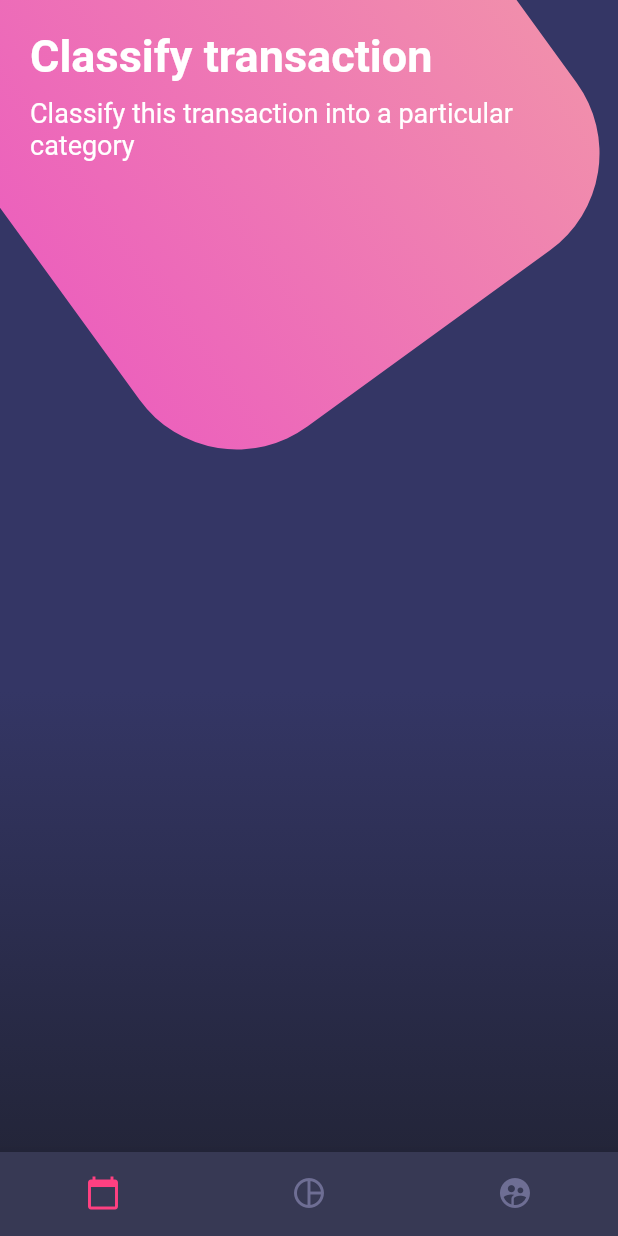
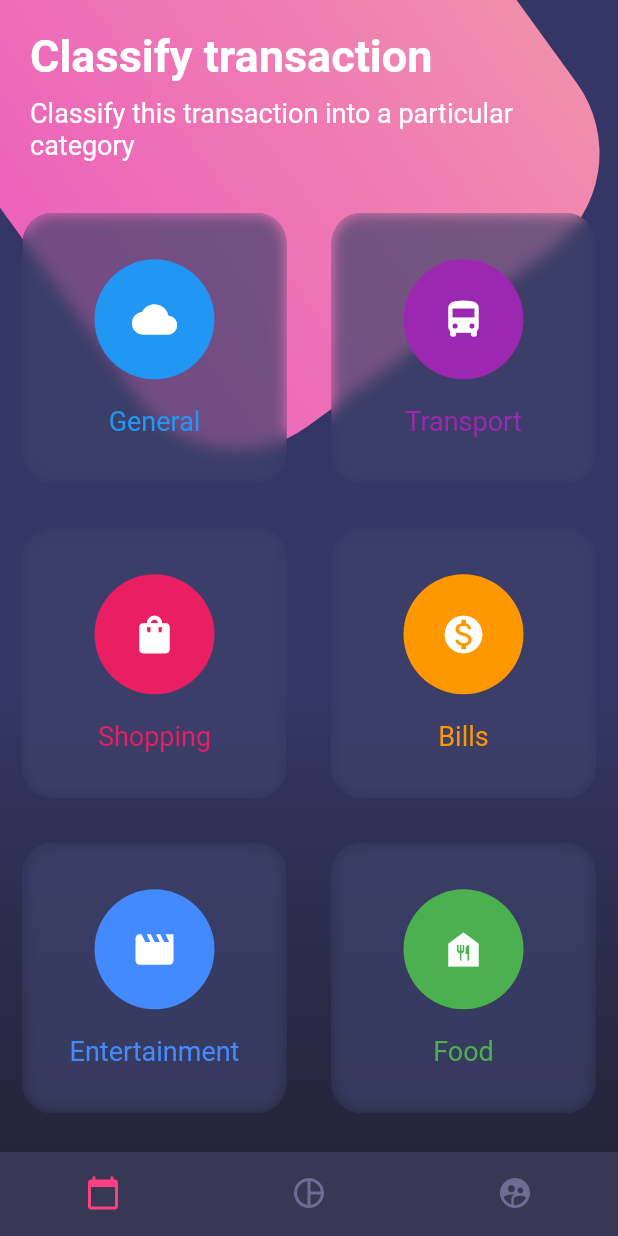
Before and after one commit to jesusemedin/flutter-desings, a Flutter app: the screen it shows after launch, on a phone screen of 412 x 824 dp. Run offline on Flutter 3.47's test engine with Material 2 defaults, Android fonts, the phone set to English and light mode, and no system bars.

Commit message:
desings ended

```diff
--- a/lib/src/pages/botones_page.dart
+++ b/lib/src/pages/botones_page.dart
@@ -1,6 +1,7 @@
+import 'package:flutter/material.dart';
 
-import 'package:flutter/material.dart';
 import 'dart:math';
+import 'dart:ui';
 
 class BotonesPage extends StatelessWidget {
 
@@ -14,33 +15,14 @@ class BotonesPage extends StatelessWidget {
           SingleChildScrollView(
             child: Column(
               children: <Widget>[
-                _titulos()
+                _titulos(),
+                _botonesRedondeados(),
               ]
             ),
           )
         ],
       ),
-      bottomNavigationBar: BottomNavigationBar(
-        showSelectedLabels: false,
-        showUnselectedLabels: false,
-        unselectedItemColor: Color.fromRGBO(110, 110, 148, 1.0),
-        fixedColor: Colors.pinkAccent,
-        backgroundColor: Color.fromRGBO(55, 57, 84, 1.0),
-        items: <BottomNavigationBarItem>[
-          BottomNavigationBarItem(
-            icon: Icon( Icons.calendar_today ),
-            label: 'Hola'
-          ),
-          BottomNavigationBarItem(
-            icon: Icon( Icons.pie_chart_outlined ),
-            label: 'Hola'
-          ),
-          BottomNavigationBarItem(
-            icon: Icon( Icons.supervised_user_circle ),
-            label: 'Hola'
-          ),
-        ],
-      ),
+      bottomNavigationBar: _bottomNavigationBar(),
     );
   }
 
@@ -108,4 +90,98 @@ class BotonesPage extends StatelessWidget {
 
   }
 
+  Widget _bottomNavigationBar(){
+    return BottomNavigationBar(
+      showSelectedLabels: false,
+      showUnselectedLabels: false,
+      unselectedItemColor: Color.fromRGBO(110, 110, 148, 1.0),
+      fixedColor: Colors.pinkAccent,
+      backgroundColor: Color.fromRGBO(55, 57, 84, 1.0),
+      items: <BottomNavigationBarItem>[
+        BottomNavigationBarItem(
+          icon: Icon( Icons.calendar_today ),
+          label: 'Calendar'
+        ),
+        BottomNavigationBarItem(
+          icon: Icon( Icons.pie_chart_outlined ),
+          label: 'Charts'
+        ),
+        BottomNavigationBarItem(
+          icon: Icon( Icons.supervised_user_circle ),
+          label: 'People'
+        ),
+      ],
+    );
+  }
+
+  Widget _botonesRedondeados(){
+
+    return Table(
+      children: <TableRow>[
+        TableRow(
+          children: [
+            _crearBotonRedondeado( color: Colors.blue, icono: Icons.cloud, texto: 'General' ),
+            _crearBotonRedondeado( color: Colors.purple, icono: Icons.directions_bus, texto: 'Transport' ),
+          ]
+        ),
+        TableRow(
+          children: [
+            _crearBotonRedondeado( color: Colors.pink, icono: Icons.shopping_bag, texto: 'Shopping' ),
+            _crearBotonRedondeado( color: Colors.orange, icono: Icons.monetization_on, texto: 'Bills' ),
+          ]
+        ),
+        TableRow(
+          children: [
+            _crearBotonRedondeado( color: Colors.blueAccent, icono: Icons.movie, texto: 'Entertainment' ),
+            _crearBotonRedondeado( color: Colors.green, icono: Icons.food_bank, texto: 'Food' ),
+          ]
+        ),
+        TableRow(
+          children: [
+            _crearBotonRedondeado( color: Colors.red, icono: Icons.photo, texto: 'Photos' ),
+            _crearBotonRedondeado( color: Colors.teal, icono: Icons.help, texto: 'Help' ),
+          ]
+        ),
+      ],
+    );
+
+  }
+
+  Widget _crearBotonRedondeado({String texto, Color color, IconData icono}){
+
+    return Container(
+      height: 180.0,
+      margin: EdgeInsets.all(15.0),
+      width: 180.0,
+      decoration: BoxDecoration(
+          color: Color.fromRGBO(62, 66, 107, 0.7),
+          borderRadius: BorderRadius.circular(20.0)),
+      child: ClipRRect(
+        borderRadius: BorderRadius.circular(20.0),
+        child: BackdropFilter(
+          filter: ImageFilter.blur(sigmaX: 5.0, sigmaY: 5.0),
+          child: Column(
+            mainAxisAlignment: MainAxisAlignment.spaceAround,
+            children: <Widget>[
+              SizedBox(
+                height: 5.0,
+              ),
+              CircleAvatar(
+                backgroundColor: color,
+                radius: 40.0,
+                child: Icon(icono, color: Colors.white, size: 30.0),
+              ),
+              Text(
+                texto,
+                style: TextStyle(color: color, fontSize: 18.0),
+              ),
+              SizedBox(
+                height: 5.0,
+              ),
+            ],
+          ),
+        ),
+      ),
+    );
+  }
 }
```
